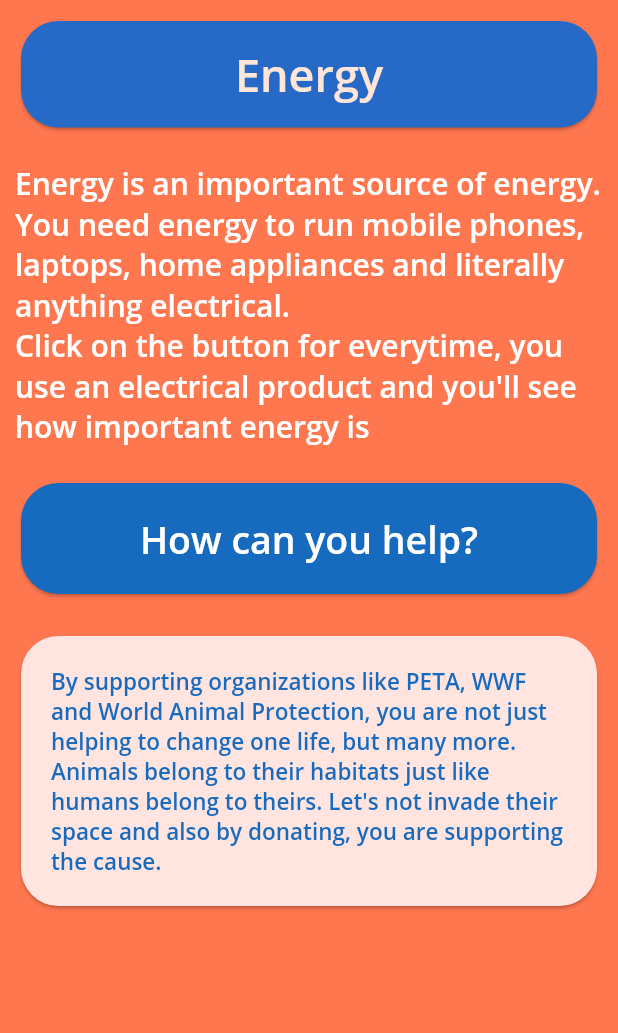
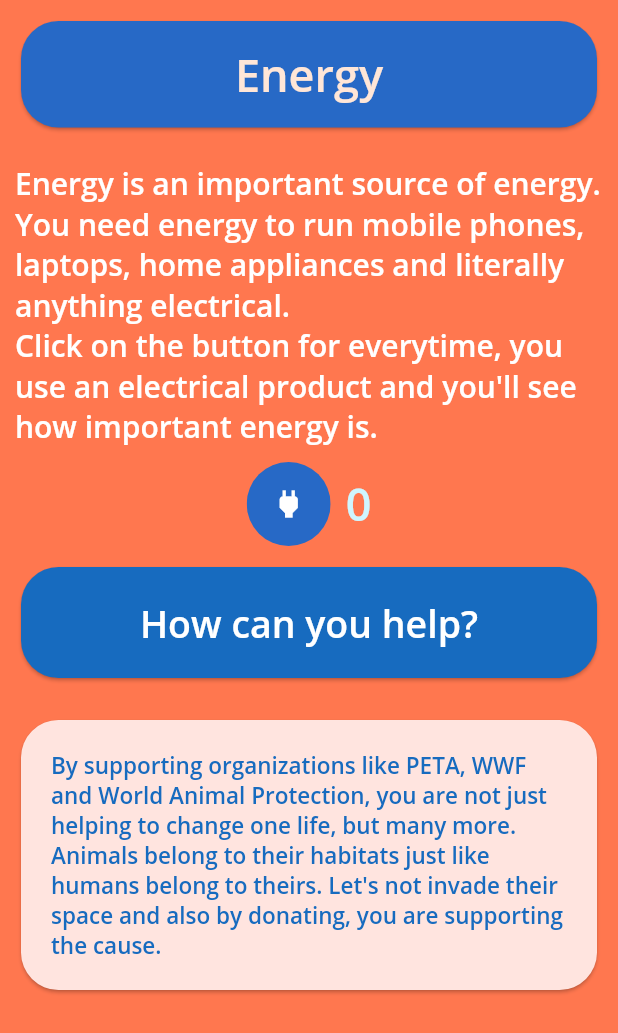
Before and after one commit to ameysunu/envirapp, a Flutter app: the screen it shows after launch, after a tap on "Energy", on a phone screen of 412 x 824 dp. Shown: the top 1033 px of the screen. Run offline on Flutter 3.47's test engine with Material 2 defaults, Android fonts, the phone set to English and light mode, and no system bars; our stand-ins replace hexcolor.

Commit message:
counter added

```diff
--- a/lib/energy.dart
+++ b/lib/energy.dart
@@ -8,6 +8,13 @@ class Energy extends StatefulWidget {
 
 class _EnergyState extends State<Energy> {
   @override
+  int counter = 0;
+  void incrementCounter() {
+    setState(() {
+      counter++;
+    });
+  }
+
   Widget build(BuildContext context) {
     return MaterialApp(
       debugShowCheckedModeBanner: false,
@@ -45,13 +52,47 @@ class _EnergyState extends State<Energy> {
                 Padding(
                   padding: const EdgeInsets.all(10.0),
                   child: Text(
-                    "Energy is an important source of energy. You need energy to run mobile phones, laptops, home appliances and literally anything electrical.\nClick on the button for everytime, you use an electrical product and you'll see how important energy is",
+                    "Energy is an important source of energy. You need energy to run mobile phones, laptops, home appliances and literally anything electrical.\nClick on the button for everytime, you use an electrical product and you'll see how important energy is.",
                     style: TextStyle(
                       fontFamily: 'OpenSans',
                       color: Colors.white,
                       fontSize: 20,
                     ),
                   ),
+                ),
+                Row(
+                  mainAxisAlignment: MainAxisAlignment.center,
+                  children: <Widget>[
+                    ClipOval(
+                      child: Material(
+                        color: Hexcolor('#2769C6'), // button color
+                        child: InkWell(
+                          splashColor: Hexcolor('#FF774F'), // inkwell color
+                          child: SizedBox(
+                              width: 56,
+                              height: 56,
+                              child: Icon(
+                                Icons.power,
+                                color: Colors.white,
+                              )),
+                          onTap: () {
+                            incrementCounter();
+                          },
+                        ),
+                      ),
+                    ),
+                    Padding(
+                      padding: const EdgeInsets.fromLTRB(10, 0, 0, 0),
+                      child: Text(
+                        '$counter',
+                        style: TextStyle(
+                          fontFamily: 'OpenSans',
+                          fontSize: 30,
+                          color: Hexcolor('#CFF6FF'),
+                        ),
+                      ),
+                    ),
+                  ],
                 ),
                 Padding(
                   padding: const EdgeInsets.all(10.0),
```
